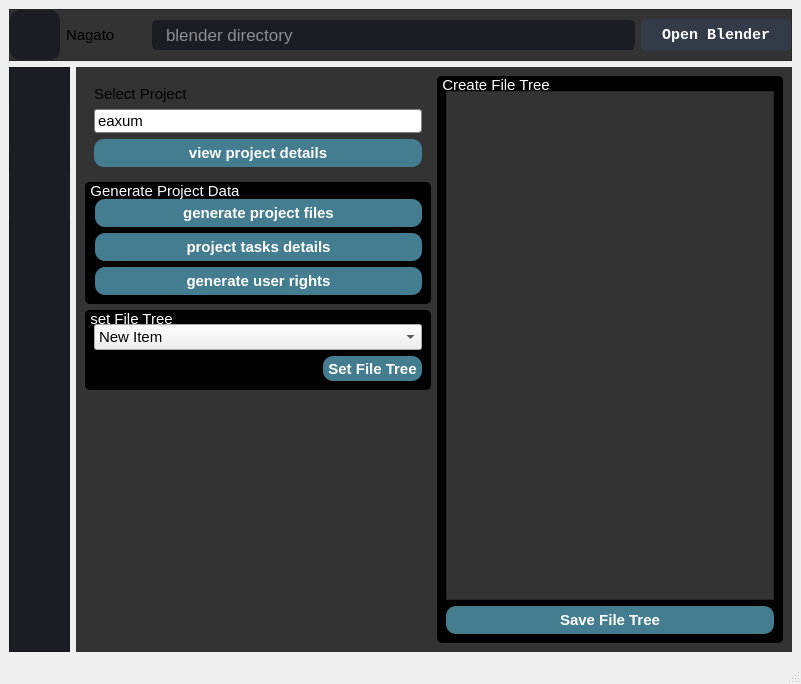
Old version of the form genesis.ui in the repository Aderemi-Adesada/GENESIS.
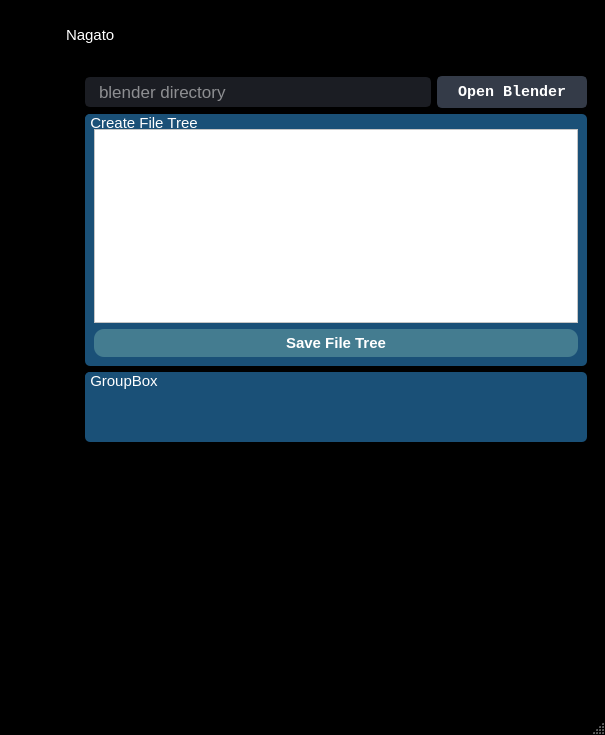
New version of the form. The open tabs and pages were chosen to show the change. Icons and pictures are not drawn.

```diff
--- a/genesis.ui
+++ b/genesis.ui
@@ -6,10 +6,22 @@
    <rect>
     <x>0</x>
     <y>0</y>
-    <width>801</width>
-    <height>684</height>
+    <width>605</width>
+    <height>735</height>
    </rect>
   </property>
+  <property name="minimumSize">
+   <size>
+    <width>0</width>
+    <height>0</height>
+   </size>
+  </property>
+  <property name="maximumSize">
+   <size>
+    <width>16777215</width>
+    <height>16777215</height>
+   </size>
+  </property>
   <property name="windowTitle">
    <string>MainWindow</string>
   </property>
@@ -34,8 +46,17 @@
 color: white;
 }
 
-#login{
-background: url(icons/background_1.png) no-repeat center center fixed;
+#MainWindow{
+background: black;
+}
+
+#wrapper{
+background: black;
+border-radius: 25px;
+}
+
+#project_page{
+background: url(:/img/img/bg_1.png);
 }
 
 QLineEdit{
@@ -48,7 +69,7 @@
 
 QFrame
 {
-background-color: #333;
+background-color: black;
 	
 }
 
@@ -86,7 +107,7 @@
 }
 
 QGroupBox {
-    background-color: black;
+    background-color: rgb(26, 80, 119);
     border: none;
     border-radius: 5px;
     margin-top: 1ex; /* leave space at the top for the title */
@@ -97,7 +118,7 @@
     subcontrol-origin: margin;
     subcontrol-position: top left; /* position at the top center */
     padding: 0 3px;
-    background-color: black;
+    background-color: rgb(26, 80, 119);
 	border-radius: 5px;
 }
 </string>
@@ -105,7 +126,7 @@
   <widget class="QWidget" name="centralwidget">
    <layout class="QVBoxLayout" name="verticalLayout_4">
     <item>
-     <widget class="QFrame" name="frame_3">
+     <widget class="QFrame" name="top_bar">
       <property name="minimumSize">
        <size>
         <width>0</width>
@@ -135,20 +156,26 @@
         <number>0</number>
        </property>
        <item>
-        <widget class="QPushButton" name="menu">
+        <widget class="QPushButton" name="menu_button">
          <property name="minimumSize">
           <size>
            <width>50</width>
            <height>50</height>
           </size>
          </property>
+         <property name="maximumSize">
+          <size>
+           <width>50</width>
+           <height>100000</height>
+          </size>
+         </property>
          <property name="styleSheet">
           <string notr="true">QPushButton{
         background-image:  url(:/icons/icons/24x24/cil-menu.png);
 		background-position: center;
 		background-repeat: no-reperat;
 		border: none;
-		background-color: rgb(27, 29, 35);
+		background-color:black;
 }
 QPushButton:hover {
 	background-color: rgb(33, 37, 43);
@@ -169,93 +196,29 @@
         </widget>
        </item>
        <item>
-        <widget class="QLabel" name="label_2">
+        <widget class="QLabel" name="title_label">
          <property name="minimumSize">
           <size>
            <width>80</width>
            <height>0</height>
           </size>
          </property>
+         <property name="styleSheet">
+          <string notr="true">color: white
+</string>
+         </property>
          <property name="text">
           <string>Nagato</string>
          </property>
         </widget>
        </item>
-       <item>
-        <widget class="QLineEdit" name="lineEdit">
-         <property name="minimumSize">
-          <size>
-           <width>0</width>
-           <height>30</height>
-          </size>
-         </property>
-         <property name="styleSheet">
-          <string notr="true">QLineEdit {
-	background-color: rgb(27, 29, 35);
-	border-radius: 5px;
-	border: 2px solid rgb(27, 29, 35);
-	padding-left: 10px;
-}
-QLineEdit:hover {
-	border: 2px solid rgb(64, 71, 88);
-}
-QLineEdit:focus {
-	border: 2px solid rgb(91, 101, 124);
-}</string>
-         </property>
-         <property name="placeholderText">
-          <string>blender directory</string>
-         </property>
-        </widget>
-       </item>
-       <item>
-        <widget class="QPushButton" name="pushButton_3">
-         <property name="minimumSize">
-          <size>
-           <width>150</width>
-           <height>30</height>
-          </size>
-         </property>
-         <property name="font">
-          <font>
-           <family>Consolas</family>
-           <pointsize>-1</pointsize>
-           <weight>75</weight>
-           <italic>false</italic>
-           <bold>true</bold>
-          </font>
-         </property>
-         <property name="styleSheet">
-          <string notr="true">QPushButton {
-	border: 2px solid rgb(52, 59, 72);
-	border-radius: 5px;	
-	background-color: rgb(52, 59, 72);
-}
-QPushButton:hover {
-	background-color: rgb(57, 65, 80);
-	border: 2px solid rgb(61, 70, 86);
-}
-QPushButton:pressed {	
-	background-color: rgb(35, 40, 49);
-	border: 2px solid rgb(43, 50, 61);
-}</string>
-         </property>
-         <property name="text">
-          <string>Open Blender</string>
-         </property>
-         <property name="icon">
-          <iconset>
-           <normaloff>:/16x16/icons/16x16/cil-folder-open.png</normaloff>:/16x16/icons/16x16/cil-folder-open.png</iconset>
-         </property>
-        </widget>
-       </item>
       </layout>
      </widget>
     </item>
     <item>
-     <layout class="QHBoxLayout" name="horizontalLayout">
+     <layout class="QHBoxLayout" name="body">
       <item>
-       <widget class="QFrame" name="frame">
+       <widget class="QFrame" name="side_menu">
         <property name="minimumSize">
          <size>
           <width>61</width>
@@ -269,7 +232,7 @@
          </size>
         </property>
         <property name="styleSheet">
-         <string notr="true">background-color: rgb(27, 29, 35);</string>
+         <string notr="true"/>
         </property>
         <property name="frameShape">
          <enum>QFrame::StyledPanel</enum>
@@ -292,7 +255,7 @@
 		background-position: center;
 		background-repeat: no-reperat;
 		border: none;
-		background-color: rgb(27, 29, 35);
+		background-color: black;
 }
 QPushButton:hover {
 	background-color: rgb(33, 37, 43);
@@ -311,7 +274,7 @@
           <bool>false</bool>
          </property>
         </widget>
-        <widget class="QPushButton" name="project_button_2">
+        <widget class="QPushButton" name="settings_button">
          <property name="geometry">
           <rect>
            <x>0</x>
@@ -326,7 +289,7 @@
 		background-position: center;
 		background-repeat: no-reperat;
 		border: none;
-		background-color: rgb(27, 29, 35);
+		background-color: black;
 }
 QPushButton:hover {
 	background-color: rgb(33, 37, 43);
@@ -352,25 +315,164 @@
         <property name="currentIndex">
          <number>0</number>
         </property>
-        <widget class="QWidget" name="project">
-         <layout class="QHBoxLayout" name="horizontalLayout_4">
+        <widget class="QWidget" name="project_page">
+         <layout class="QGridLayout" name="gridLayout">
+          <property name="leftMargin">
+           <number>50</number>
+          </property>
+          <property name="rightMargin">
+           <number>50</number>
+          </property>
+          <item row="0" column="0">
+           <widget class="QFrame" name="wrapper">
+            <property name="maximumSize">
+             <size>
+              <width>16777215</width>
+              <height>16777215</height>
+             </size>
+            </property>
+            <property name="styleSheet">
+             <string notr="true"/>
+            </property>
+            <property name="frameShape">
+             <enum>QFrame::StyledPanel</enum>
+            </property>
+            <property name="frameShadow">
+             <enum>QFrame::Raised</enum>
+            </property>
+            <layout class="QGridLayout" name="gridLayout_3">
+             <item row="2" column="0">
+              <widget class="QGroupBox" name="groupBox_4">
+               <property name="minimumSize">
+                <size>
+                 <width>0</width>
+                 <height>0</height>
+                </size>
+               </property>
+               <property name="maximumSize">
+                <size>
+                 <width>100000</width>
+                 <height>80</height>
+                </size>
+               </property>
+               <property name="title">
+                <string>set File Tree</string>
+               </property>
+               <layout class="QVBoxLayout" name="verticalLayout_5">
+                <property name="leftMargin">
+                 <number>9</number>
+                </property>
+                <property name="topMargin">
+                 <number>14</number>
+                </property>
           <item>
-           <layout class="QVBoxLayout" name="verticalLayout">
-            <property name="spacing">
+                 <layout class="QVBoxLayout" name="verticalLayout_6">
+                  <item>
+                   <widget class="QComboBox" name="comboBox_4">
+                    <item>
+                     <property name="text">
+                      <string>New Item</string>
+                     </property>
+                    </item>
+                    <item>
+                     <property name="text">
+                      <string>New Item</string>
+                     </property>
+                    </item>
+                   </widget>
+                  </item>
+                  <item>
+                   <layout class="QHBoxLayout" name="horizontalLayout_3">
+                    <property name="sizeConstraint">
+                     <enum>QLayout::SetDefaultConstraint</enum>
+                    </property>
+                    <item>
+                     <spacer name="horizontalSpacer">
+                      <property name="orientation">
+                       <enum>Qt::Horizontal</enum>
+                      </property>
+                      <property name="sizeHint" stdset="0">
+                       <size>
+                        <width>40</width>
+                        <height>10</height>
+                       </size>
+                      </property>
+                     </spacer>
+                    </item>
+                    <item>
+                     <widget class="QPushButton" name="pushButton_8">
+                      <property name="text">
+                       <string>Set File Tree</string>
+                      </property>
+                     </widget>
+                    </item>
+                   </layout>
+                  </item>
+                 </layout>
+                </item>
+               </layout>
+              </widget>
+             </item>
+             <item row="1" column="0">
+              <widget class="QGroupBox" name="groupBox">
+               <property name="maximumSize">
+                <size>
+                 <width>100000</width>
+                 <height>130</height>
+                </size>
+               </property>
+               <property name="styleSheet">
+                <string notr="true"/>
+               </property>
+               <property name="title">
+                <string>Generate Project Data</string>
+               </property>
+               <layout class="QGridLayout" name="gridLayout_2">
+                <property name="leftMargin">
+                 <number>10</number>
+                </property>
+                <property name="topMargin">
+                 <number>17</number>
+                </property>
+                <property name="verticalSpacing">
              <number>6</number>
             </property>
-            <item>
+                <item row="2" column="1">
+                 <widget class="QPushButton" name="pushButton_2">
+                  <property name="text">
+                   <string>generate project files</string>
+                  </property>
+                 </widget>
+                </item>
+                <item row="3" column="1">
+                 <widget class="QPushButton" name="pushButton_4">
+                  <property name="text">
+                   <string>project tasks details</string>
+                  </property>
+                 </widget>
+                </item>
+                <item row="4" column="1">
+                 <widget class="QPushButton" name="pushButton_5">
+                  <property name="text">
+                   <string>Access Control </string>
+                  </property>
+                 </widget>
+                </item>
+               </layout>
+              </widget>
+             </item>
+             <item row="0" column="0">
              <widget class="QFrame" name="frame_2">
               <property name="maximumSize">
                <size>
-                <width>16777215</width>
+                 <width>100000</width>
                 <height>100</height>
                </size>
               </property>
               <property name="styleSheet">
                <string notr="true">QFrame
 {
-background-color: #333;
+background-color: white;
 border-radius: 25px;
 	
 }</string>
@@ -390,6 +492,9 @@
                    <height>20</height>
                   </size>
                  </property>
+                  <property name="styleSheet">
+                   <string notr="true">color: black</string>
+                  </property>
                  <property name="text">
                   <string>Select Project</string>
                  </property>
@@ -397,9 +502,15 @@
                </item>
                <item>
                 <widget class="QComboBox" name="comboBox">
+                  <property name="minimumSize">
+                   <size>
+                    <width>131</width>
+                    <height>26</height>
+                   </size>
+                  </property>
                  <property name="styleSheet">
                   <string notr="true">QComboBox {
-    border: 1px solid gray;
+    border: 1px solid rgb(68, 124, 144);
     border-radius: 3px;
     padding: 1px 18px 1px 3px;
     min-width: 6em;
@@ -452,127 +563,7 @@
               </layout>
              </widget>
             </item>
-            <item>
-             <widget class="QGroupBox" name="groupBox">
-              <property name="maximumSize">
-               <size>
-                <width>16777215</width>
-                <height>130</height>
-               </size>
-              </property>
-              <property name="styleSheet">
-               <string notr="true"/>
-              </property>
-              <property name="title">
-               <string>Generate Project Data</string>
-              </property>
-              <layout class="QGridLayout" name="gridLayout_2">
-               <property name="leftMargin">
-                <number>10</number>
-               </property>
-               <property name="topMargin">
-                <number>17</number>
-               </property>
-               <property name="verticalSpacing">
-                <number>6</number>
-               </property>
-               <item row="2" column="1">
-                <widget class="QPushButton" name="pushButton_2">
-                 <property name="text">
-                  <string>generate project files</string>
-                 </property>
-                </widget>
-               </item>
-               <item row="3" column="1">
-                <widget class="QPushButton" name="pushButton_4">
-                 <property name="text">
-                  <string>project tasks details</string>
-                 </property>
-                </widget>
-               </item>
-               <item row="4" column="1">
-                <widget class="QPushButton" name="pushButton_5">
-                 <property name="text">
-                  <string>generate user rights</string>
-                 </property>
-                </widget>
-               </item>
-              </layout>
-             </widget>
-            </item>
-            <item>
-             <widget class="QGroupBox" name="groupBox_4">
-              <property name="minimumSize">
-               <size>
-                <width>0</width>
-                <height>0</height>
-               </size>
-              </property>
-              <property name="maximumSize">
-               <size>
-                <width>16777215</width>
-                <height>80</height>
-               </size>
-              </property>
-              <property name="title">
-               <string>set File Tree</string>
-              </property>
-              <layout class="QVBoxLayout" name="verticalLayout_5">
-               <property name="leftMargin">
-                <number>9</number>
-               </property>
-               <property name="topMargin">
-                <number>14</number>
-               </property>
-               <item>
-                <layout class="QVBoxLayout" name="verticalLayout_6">
-                 <item>
-                  <widget class="QComboBox" name="comboBox_4">
-                   <item>
-                    <property name="text">
-                     <string>New Item</string>
-                    </property>
-                   </item>
-                   <item>
-                    <property name="text">
-                     <string>New Item</string>
-                    </property>
-                   </item>
-                  </widget>
-                 </item>
-                 <item>
-                  <layout class="QHBoxLayout" name="horizontalLayout_3">
-                   <property name="sizeConstraint">
-                    <enum>QLayout::SetDefaultConstraint</enum>
-                   </property>
-                   <item>
-                    <spacer name="horizontalSpacer">
-                     <property name="orientation">
-                      <enum>Qt::Horizontal</enum>
-                     </property>
-                     <property name="sizeHint" stdset="0">
-                      <size>
-                       <width>40</width>
-                       <height>10</height>
-                      </size>
-                     </property>
-                    </spacer>
-                   </item>
-                   <item>
-                    <widget class="QPushButton" name="pushButton_8">
-                     <property name="text">
-                      <string>Set File Tree</string>
-                     </property>
-                    </widget>
-                   </item>
-                  </layout>
-                 </item>
-                </layout>
-               </item>
-              </layout>
-             </widget>
-            </item>
-            <item>
+             <item row="3" column="0">
              <spacer name="verticalSpacer">
               <property name="orientation">
                <enum>Qt::Vertical</enum>
@@ -586,23 +577,108 @@
              </spacer>
             </item>
            </layout>
+           </widget>
           </item>
-          <item>
+         </layout>
+        </widget>
+        <widget class="QWidget" name="settings_page">
            <layout class="QVBoxLayout" name="verticalLayout_3">
+          <item>
+           <layout class="QHBoxLayout" name="horizontalLayout">
+            <item>
+             <widget class="QLineEdit" name="lineEdit">
+              <property name="minimumSize">
+               <size>
+                <width>0</width>
+                <height>30</height>
+               </size>
+              </property>
+              <property name="styleSheet">
+               <string notr="true">QLineEdit {
+	background-color: rgb(27, 29, 35);
+	border-radius: 5px;
+	border: 2px solid rgb(27, 29, 35);
+	padding-left: 10px;
+}
+QLineEdit:hover {
+	border: 2px solid rgb(64, 71, 88);
+}
+QLineEdit:focus {
+	border: 2px solid rgb(91, 101, 124);
+}</string>
+              </property>
+              <property name="placeholderText">
+               <string>blender directory</string>
+              </property>
+             </widget>
+            </item>
+            <item>
+             <widget class="QPushButton" name="open_blender">
+              <property name="minimumSize">
+               <size>
+                <width>150</width>
+                <height>30</height>
+               </size>
+              </property>
+              <property name="font">
+               <font>
+                <family>Consolas</family>
+                <pointsize>-1</pointsize>
+                <weight>75</weight>
+                <italic>false</italic>
+                <bold>true</bold>
+               </font>
+              </property>
+              <property name="styleSheet">
+               <string notr="true">QPushButton {
+	border: 2px solid rgb(52, 59, 72);
+	border-radius: 5px;	
+	background-color: rgb(52, 59, 72);
+}
+QPushButton:hover {
+	background-color: rgb(57, 65, 80);
+	border: 2px solid rgb(61, 70, 86);
+}
+QPushButton:pressed {	
+	background-color: rgb(35, 40, 49);
+	border: 2px solid rgb(43, 50, 61);
+}</string>
+              </property>
+              <property name="text">
+               <string>Open Blender</string>
+              </property>
+              <property name="icon">
+               <iconset>
+                <normaloff>:/16x16/icons/16x16/cil-folder-open.png</normaloff>:/16x16/icons/16x16/cil-folder-open.png</iconset>
+              </property>
+             </widget>
+            </item>
+           </layout>
+          </item>
             <item>
              <widget class="QGroupBox" name="groupBox_3">
+            <property name="maximumSize">
+             <size>
+              <width>16777215</width>
+              <height>400</height>
+             </size>
+            </property>
               <property name="title">
                <string>Create File Tree</string>
               </property>
-              <layout class="QVBoxLayout" name="verticalLayout_8">
+            <layout class="QVBoxLayout" name="verticalLayout">
                <property name="topMargin">
                 <number>15</number>
                </property>
                <item>
-                <widget class="QTextEdit" name="textEdit"/>
+              <widget class="QTextEdit" name="textEdit_2">
+               <property name="styleSheet">
+                <string notr="true">background: white</string>
+               </property>
+              </widget>
                </item>
                <item>
-                <widget class="QPushButton" name="pushButton_7">
+              <widget class="QPushButton" name="pushButton_9">
                  <property name="text">
                   <string>Save File Tree</string>
                  </property>
@@ -611,11 +687,35 @@
               </layout>
              </widget>
             </item>
-           </layout>
+          <item>
+           <widget class="QGroupBox" name="groupBox_2">
+            <property name="minimumSize">
+             <size>
+              <width>0</width>
+              <height>70</height>
+             </size>
+            </property>
+            <property name="title">
+             <string>GroupBox</string>
+            </property>
+            <layout class="QVBoxLayout" name="verticalLayout_7"/>
+           </widget>
           </item>
+          <item>
+           <spacer name="verticalSpacer_2">
+            <property name="orientation">
+             <enum>Qt::Vertical</enum>
+            </property>
+            <property name="sizeHint" stdset="0">
+             <size>
+              <width>20</width>
+              <height>40</height>
+             </size>
+            </property>
+           </spacer>
+          </item>
          </layout>
         </widget>
-        <widget class="QWidget" name="page_2"/>
        </widget>
       </item>
      </layout>
@@ -627,7 +727,7 @@
     <rect>
      <x>0</x>
      <y>0</y>
-     <width>801</width>
+     <width>605</width>
      <height>23</height>
     </rect>
    </property>
```
Lines whose indentation alone changed are shown as unchanged.
